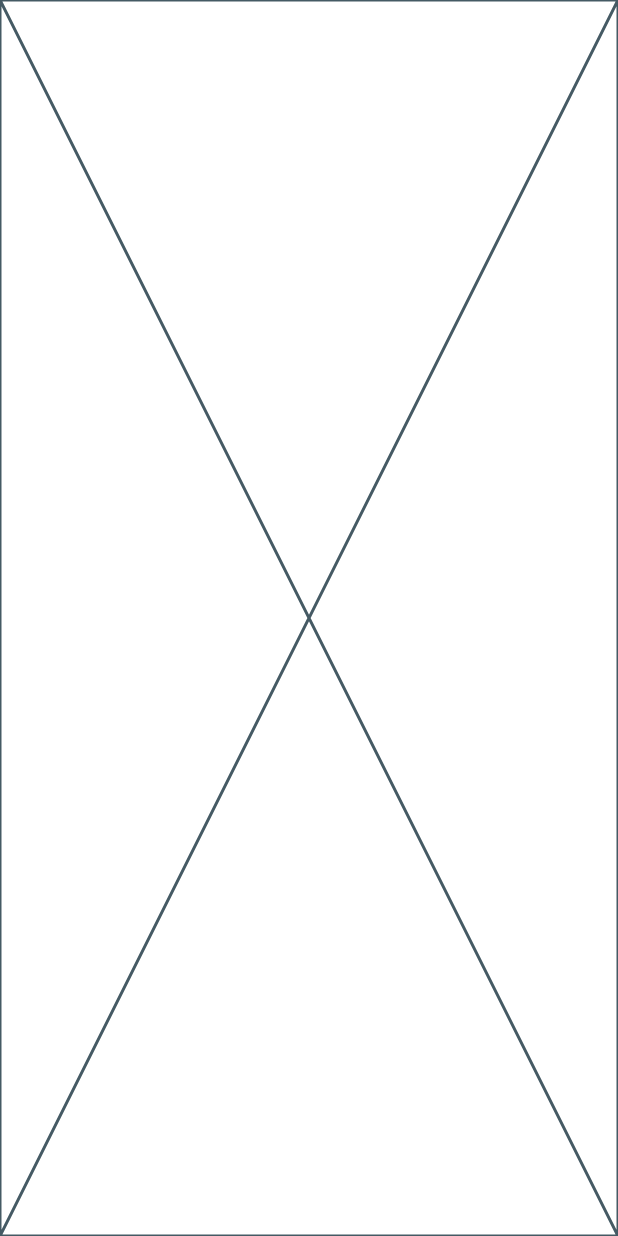
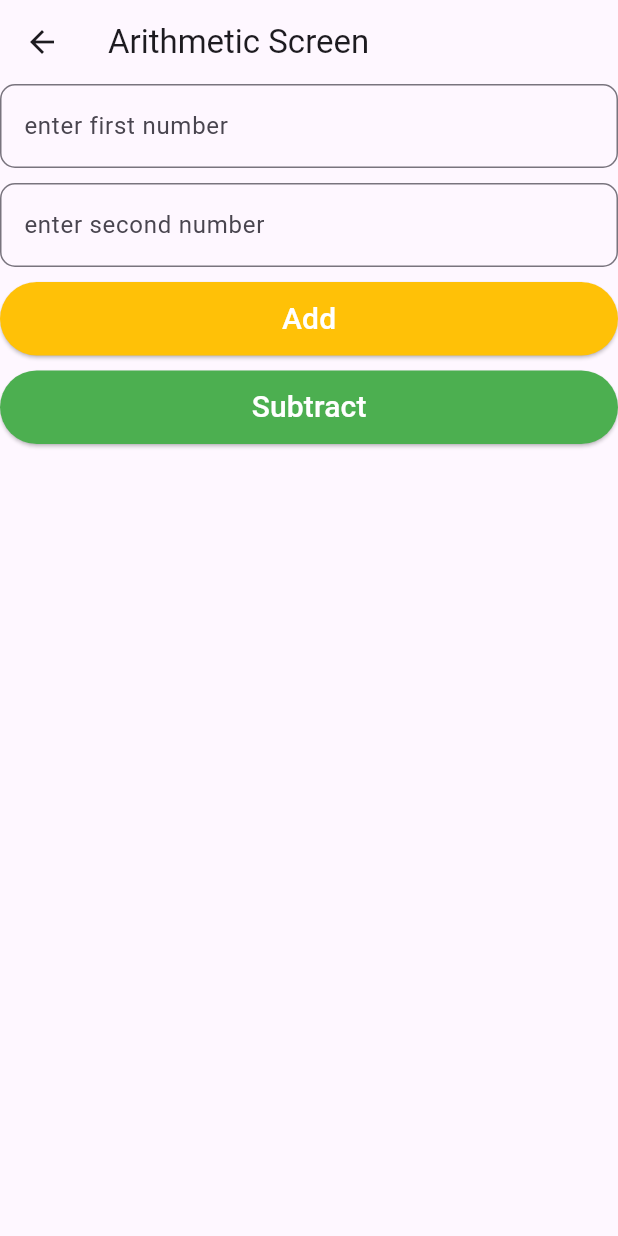
Before and after one commit to arunaguragain/assignment3, a Flutter app: the screen it shows after launch, after a tap on "Simple Interest", on a phone screen of 412 x 824 dp. Run offline on Flutter 3.47's test engine with Material 3 defaults, Android fonts, the phone set to English and light mode, and no system bars.

Commit message:
Arithmetic screen done

```diff
--- a/lib/screens/arithmetic_screen.dart
+++ b/lib/screens/arithmetic_screen.dart
@@ -1,3 +1,6 @@
+import 'package:assignment3/common/my_snackbar.dart';
+import 'package:assignment3/widgets/my_button.dart';
+import 'package:assignment3/widgets/my_textformfield.dart';
 import 'package:flutter/material.dart';
 
 class ArithmeticScreen extends StatefulWidget {
@@ -8,8 +11,66 @@ class ArithmeticScreen extends StatefulWidget {
 }
 
 class _ArithmeticScreenState extends State<ArithmeticScreen> {
+  final TextEditingController firstController = TextEditingController();
+  final TextEditingController secondController = TextEditingController();
+
+  final gap = SizedBox(height: 10);
+  final _formKey = GlobalKey<FormState>();
   @override
   Widget build(BuildContext context) {
-    return const Placeholder();
+    return Scaffold(
+      appBar: AppBar(title: Text("Arithmetic Screen")),
+      body: Form(
+        key: _formKey,
+        child: Column(
+          children: [
+            MyTextformfield(
+              hintText: 'e.g 12',
+              controller: firstController,
+              labelText: 'enter first number',
+              errorMessage: 'Please enter first number',
+            ),
+            gap,
+
+            MyTextformfield(
+              hintText: 'e.g 10',
+              controller: secondController,
+              labelText: 'enter second number',
+              errorMessage: 'Please enter second number',
+            ),
+            gap,
+
+            MyButton(
+              onPressed: () {
+                if (_formKey.currentState!.validate()) {
+                  int firstNo = int.parse(firstController.text);
+                  int secondNo = int.parse(secondController.text);
+                  int sum = firstNo + secondNo;
+                  showMySnackBar(context: context, message: 'Sum is $sum');
+                }
+              },
+              text: 'Add',
+            ),
+
+            gap,
+            MyButton(
+              onPressed: () {
+                if (_formKey.currentState!.validate()) {
+                  int firstNo = int.parse(firstController.text);
+                  int secondNo = int.parse(secondController.text);
+                  int difference = firstNo - secondNo;
+                  showMySnackBar(
+                    context: context,
+                    message: 'Difference is $difference',
+                  );
+                }
+              },
+              text: 'Subtract',
+              color: Colors.green,
+            ),
+          ],
+        ),
+      ),
+    );
   }
 }
--- a/lib/screens/dashboard_screen.dart
+++ b/lib/screens/dashboard_screen.dart
@@ -9,7 +9,7 @@ class DashboardScreen extends StatelessWidget {
 
   @override
   Widget build(BuildContext context) {
-    final _gap = SizedBox(height: 10);
+    final gap = SizedBox(height: 10);
     return Scaffold(
       appBar: AppBar(title: Text('Dashboard')),
       body: Column(
@@ -26,7 +26,7 @@ class DashboardScreen extends StatelessWidget {
             text: 'Simple Interest',
             color: Colors.green,
           ),
-          _gap,
+          gap,
 
           MyButton(
             onPressed: () {
@@ -40,7 +40,7 @@ class DashboardScreen extends StatelessWidget {
             text: 'Arithmetic',
             color: Colors.blue,
           ),
-          _gap,
+          gap,
 
           MyButton(
             onPressed: () {
@@ -54,7 +54,7 @@ class DashboardScreen extends StatelessWidget {
             text: 'Area of circle',
             color: Colors.grey,
           ),
-          _gap,
+          gap,
 
           MyButton(
             onPressed: () {
```
